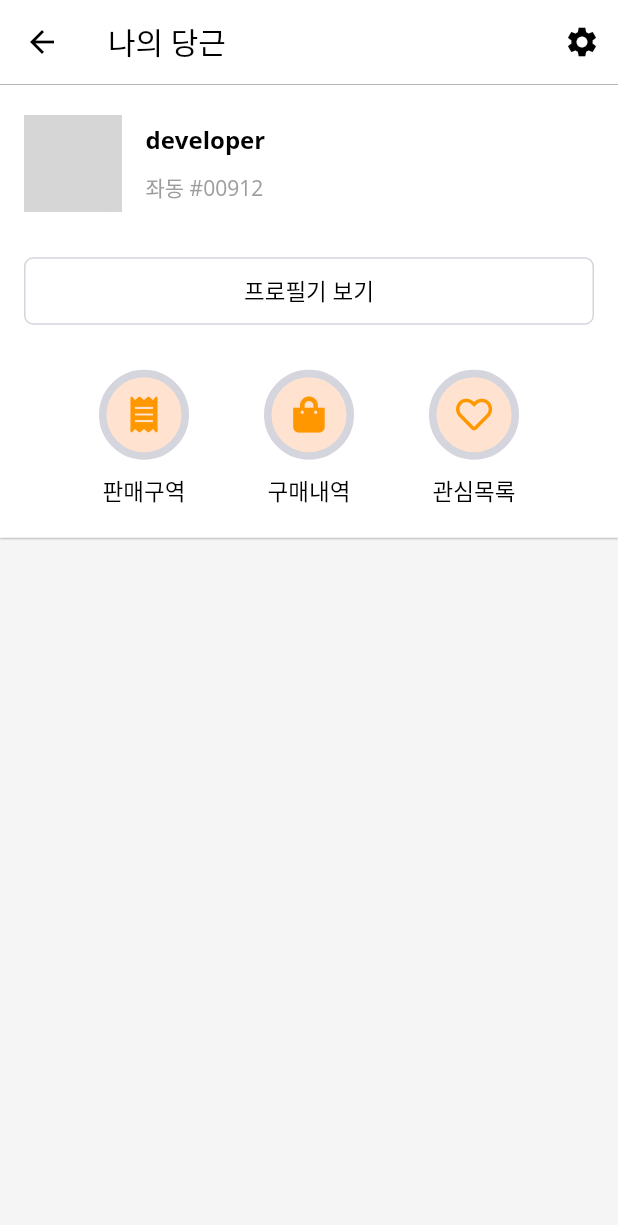
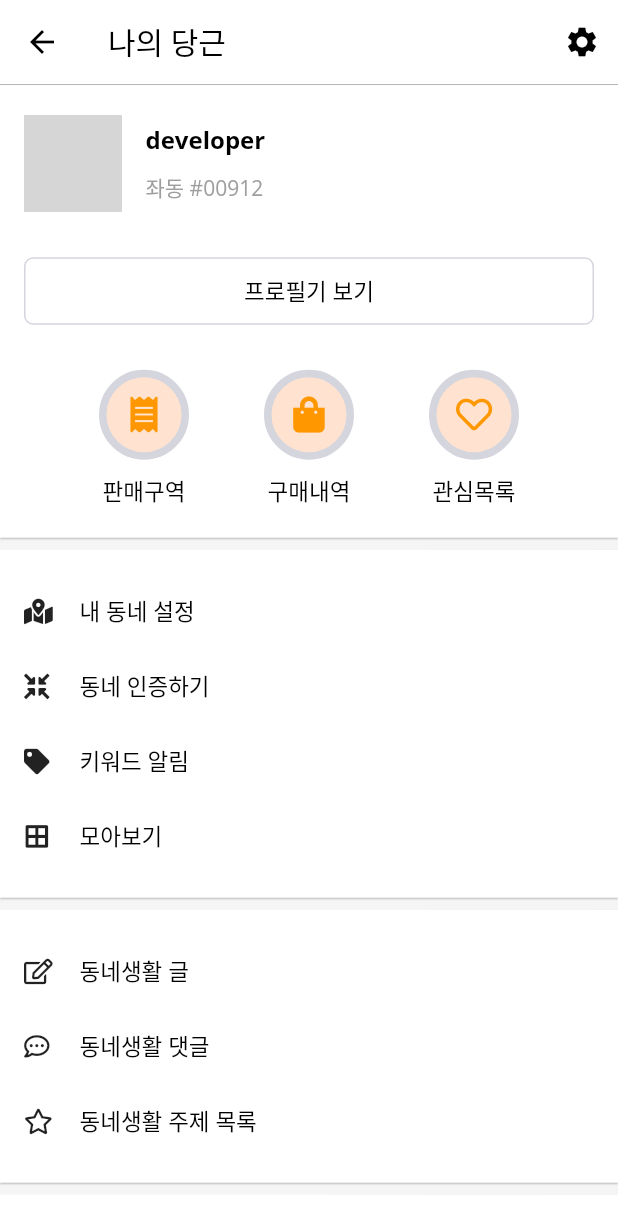
Before and after one commit to windseat/flutter_ui_book2, a Flutter app: the MyCarrotScreen screen opened directly, on a phone screen of 412 x 824 dp. Shown: the top 1225 px of the screen. Run offline on Flutter 3.47's test engine with Material 2 defaults, Android fonts, the phone set to English and light mode, and no system bars; our stand-ins replace font_awesome_flutter, google_fonts; network calls fail; grey boxes are pictures that could not be loaded.

Commit message:
2023 04 08 p56 까지 따라함

```diff
--- /dev/null
+++ b/carrot_market_ui/lib/models/icon_menu.dart
@@ -0,0 +1,30 @@
+import 'package:flutter/cupertino.dart';
+import 'package:font_awesome_flutter/font_awesome_flutter.dart';
+
+//import 'package:flutter/material.dart';
+//아래 코딩했는데 바로 위 라이브러리는 자동으로 추가가 안 되었다
+
+class IconMenu {
+  final String title;
+  final IconData iconData;
+
+  IconMenu({required this.title, required this.iconData});
+}
+
+final List<IconMenu> iconMenu1 = [
+  IconMenu(title: '내 동네 설정', iconData: FontAwesomeIcons.mapMarkedAlt),
+  IconMenu(title: '동네 인증하기', iconData: FontAwesomeIcons.compressArrowsAlt),
+  IconMenu(title: '키워드 알림', iconData: FontAwesomeIcons.tag),
+  IconMenu(title: '모아보기', iconData: FontAwesomeIcons.borderAll),
+];
+
+final List<IconMenu> iconMenu2 = [
+  IconMenu(title: '동네생활 글', iconData: FontAwesomeIcons.edit),
+  IconMenu(title: '동네생활 댓글', iconData: FontAwesomeIcons.commentDots),
+  IconMenu(title: '동네생활 주제 목록', iconData: FontAwesomeIcons.star),
+];
+
+final List<IconMenu> iconMenu3 = [
+  IconMenu(title: '비즈프로필 관리', iconData: FontAwesomeIcons.store),
+  IconMenu(title: '지역광고', iconData: FontAwesomeIcons.bullhorn),
+];
--- /dev/null
+++ b/carrot_market_ui/lib/screens/my_carrot/components/card_icon_menu.dart
@@ -0,0 +1,54 @@
+import 'package:carrot_market_ui/theme.dart';
+import 'package:flutter/material.dart';
+import 'package:carrot_market_ui/models/icon_menu.dart';
+
+class CardIconMenu extends StatelessWidget {
+  const CardIconMenu({Key? key, required this.iconMenuList}) : super(key: key);
+  // import 'package:flutter/cupertino.dart'; 등이 있어야 윗줄에 빨간 줄이 안 간다
+  // required this.iconMenuList 있어야 my_carrot_screen.dart 에서 iconMenuList: 작동
+
+  final List<IconMenu> iconMenuList;
+  // import 'package:carrot_market_ui/models/icon_menu.dart'; 해 줘야 제너릭 자료형에 빨간 줄이 안 간다
+
+  //CardIconMenu({required this.iconMenuList});
+  // p54 코딩과는 좀 다르다
+  // 안드로이드 스튜디오가 const CardIconMenu({Key? key, required this.iconMenuList}) : super(key: key); 로 강요한다
+
+  @override
+  Widget build(BuildContext context) {
+    return Card(
+      elevation: 0.5,
+      margin: EdgeInsets.zero,
+      shape: RoundedRectangleBorder(borderRadius: BorderRadius.circular(0.0)),
+      child: Padding(
+        padding: const EdgeInsets.all(16.0),
+        child: Column(
+          children: List.generate(
+            iconMenuList.length,
+              (index) => _buildRowIconItem(
+                iconMenuList[index].title, iconMenuList[index].iconData
+              ),
+          ),
+        ),
+      ),
+    );
+  }
+
+  // 위 _buildRowIconItem 빨간 줄 갈 때 빨간 전구 클릭하여 method 만들라고 하면 바로 아래 줄 생성
+  // 맨 앞에 Widget 추가
+  Widget _buildRowIconItem(String title, IconData iconData) {
+    return SizedBox(
+    //p54에는 Container로 코딩되어 있으나 Use a 'SizedBox' to add whitespace to a layout. 에러가 표시되어
+    //SizedBox로 바꾸었다
+      height: 50,
+      child: Row(
+        children: [
+          Icon(iconData, size: 17,),
+          const SizedBox(width: 20,),
+          Text(title, style: textTheme().titleMedium,)
+        ],
+      ),
+    );
+  }
+
+}
--- a/carrot_market_ui/lib/screens/my_carrot/my_carrot_screen.dart
+++ b/carrot_market_ui/lib/screens/my_carrot/my_carrot_screen.dart
@@ -1,7 +1,10 @@
+import 'package:carrot_market_ui/screens/my_carrot/components/card_icon_menu.dart';
 import 'package:flutter/material.dart';
 
 import 'components/my_carrot_header.dart';
 // p47의 이미지를 보기 위해 MyCarrotHeader(), 적용하려면 필요
+
+import 'package:carrot_market_ui/models/icon_menu.dart';
 
 class MyCarrotScreen extends StatelessWidget {
   const MyCarrotScreen({Key? key}) : super(key: key);
@@ -28,15 +31,16 @@ class MyCarrotScreen extends StatelessWidget {
         ),
       ),
       body: ListView(
-        children: const [
-          MyCarrotHeader(),
+        children: [
+          const MyCarrotHeader(),
           //p47의 이미지를 보려면 p45 의 빨간 주석 들어 있는 줄 미리 코딩해야 함
-          SizedBox(height: 8.0,),
-          //CardIconMenu(iconMenuList: iconMenu1),
-          SizedBox(height: 8.0,),
-          //CardIconMenu(iconMenuList: iconMenu1),
-          SizedBox(height: 8.0,),
-          //CardIconMenu(iconMenuList: iconMenu1),
+          const SizedBox(height: 8.0,),
+          CardIconMenu(iconMenuList: iconMenu1),
+          // 주석을 풀면 import 'package:carrot_market_ui/screens/my_carrot/components/card_icon_menu.dart'; 필요
+          const SizedBox(height: 8.0,),
+          CardIconMenu(iconMenuList: iconMenu2),
+          const SizedBox(height: 8.0,),
+          CardIconMenu(iconMenuList: iconMenu3),
         ],
       ),
     );
```
